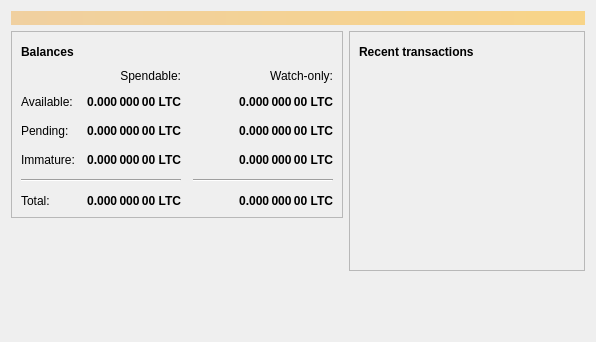
ohathar/cnccoin, file cnccoin/src/qt/forms/overviewpage.ui: the form before one commit.
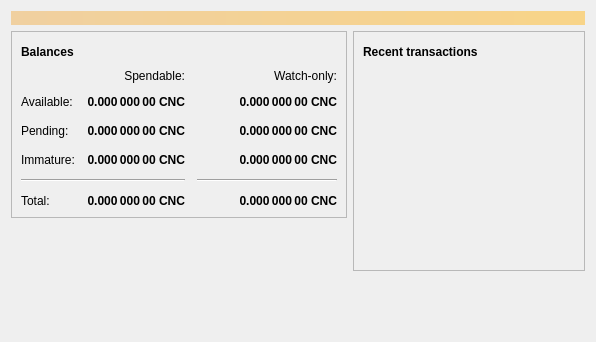
The form after the commit. Icons and pictures are not drawn.

Patch:
```diff
--- a/cnccoin/src/qt/forms/overviewpage.ui
+++ b/cnccoin/src/qt/forms/overviewpage.ui
@@ -129,7 +129,7 @@
                <string>Unconfirmed transactions to watch-only addresses</string>
               </property>
               <property name="text">
-               <string notr="true">0.000 000 00 LTC</string>
+               <string notr="true">0.000 000 00 CNC</string>
               </property>
               <property name="alignment">
                <set>Qt::AlignRight|Qt::AlignTrailing|Qt::AlignVCenter</set>
@@ -154,7 +154,7 @@
                <string>Total of transactions that have yet to be confirmed, and do not yet count toward the spendable balance</string>
               </property>
               <property name="text">
-               <string notr="true">0.000 000 00 LTC</string>
+               <string notr="true">0.000 000 00 CNC</string>
               </property>
               <property name="alignment">
                <set>Qt::AlignRight|Qt::AlignTrailing|Qt::AlignVCenter</set>
@@ -179,7 +179,7 @@
                <string>Mined balance in watch-only addresses that has not yet matured</string>
               </property>
               <property name="text">
-               <string notr="true">0.000 000 00 LTC</string>
+               <string notr="true">0.000 000 00 CNC</string>
               </property>
               <property name="alignment">
                <set>Qt::AlignRight|Qt::AlignTrailing|Qt::AlignVCenter</set>
@@ -237,7 +237,7 @@
                <string>Mined balance that has not yet matured</string>
               </property>
               <property name="text">
-               <string notr="true">0.000 000 00 LTC</string>
+               <string notr="true">0.000 000 00 CNC</string>
               </property>
               <property name="alignment">
                <set>Qt::AlignRight|Qt::AlignTrailing|Qt::AlignVCenter</set>
@@ -282,7 +282,7 @@
                <string>Your current total balance</string>
               </property>
               <property name="text">
-               <string notr="true">0.000 000 00 LTC</string>
+               <string notr="true">0.000 000 00 CNC</string>
               </property>
               <property name="alignment">
                <set>Qt::AlignRight|Qt::AlignTrailing|Qt::AlignVCenter</set>
@@ -307,7 +307,7 @@
                <string>Current total balance in watch-only addresses</string>
               </property>
               <property name="text">
-               <string notr="true">0.000 000 00 LTC</string>
+               <string notr="true">0.000 000 00 CNC</string>
               </property>
               <property name="alignment">
                <set>Qt::AlignRight|Qt::AlignTrailing|Qt::AlignVCenter</set>
@@ -349,7 +349,7 @@
                <string>Your current spendable balance</string>
               </property>
               <property name="text">
-               <string notr="true">0.000 000 00 LTC</string>
+               <string notr="true">0.000 000 00 CNC</string>
               </property>
               <property name="alignment">
                <set>Qt::AlignRight|Qt::AlignTrailing|Qt::AlignVCenter</set>
@@ -374,7 +374,7 @@
                <string>Your current balance in watch-only addresses</string>
               </property>
               <property name="text">
-               <string notr="true">0.000 000 00 LTC</string>
+               <string notr="true">0.000 000 00 CNC</string>
               </property>
               <property name="alignment">
                <set>Qt::AlignRight|Qt::AlignTrailing|Qt::AlignVCenter</set>
```
Left out of the diff: 4 changed lines with no effect on the pictures.
